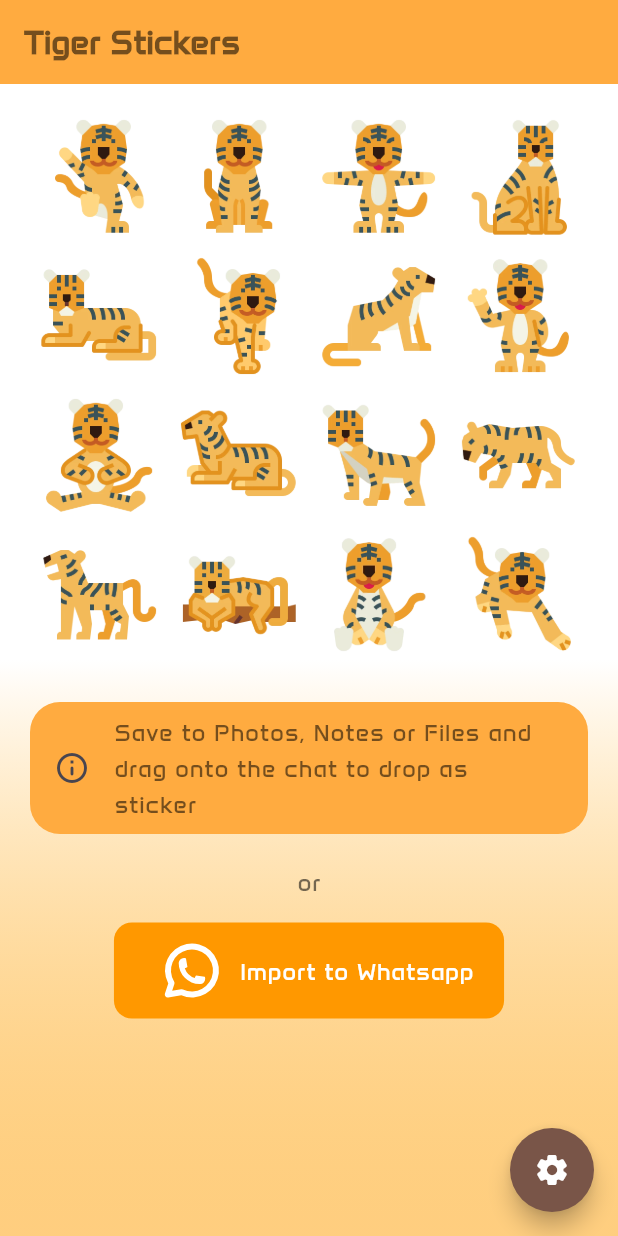
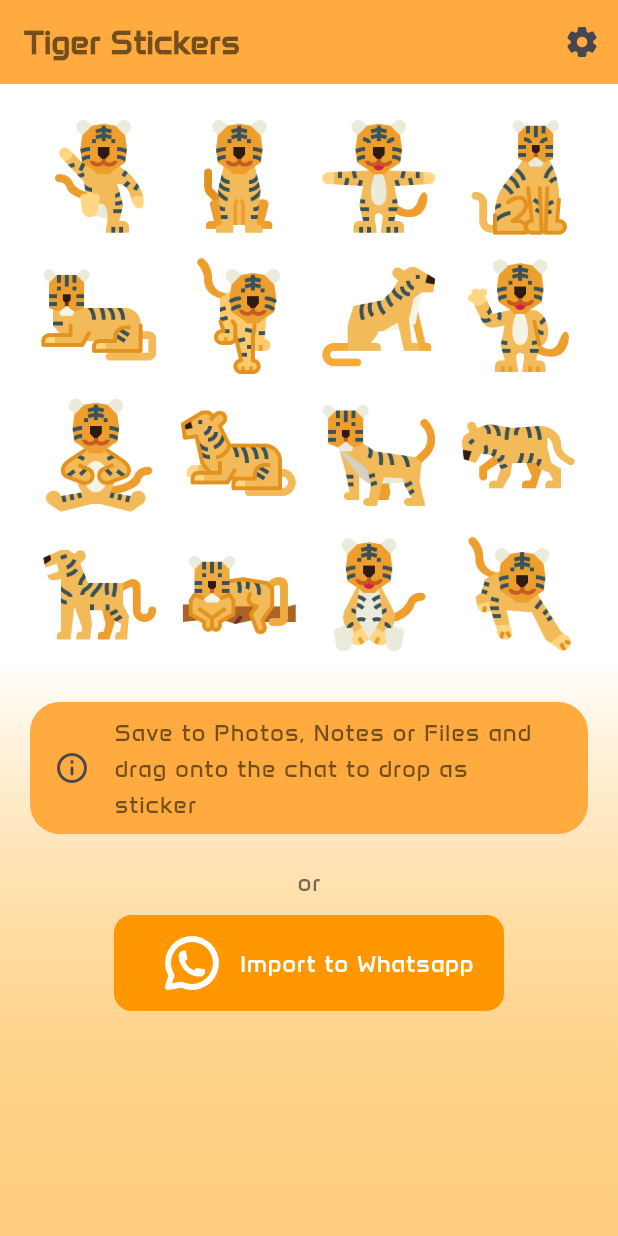
Before and after one commit to troublecatcher/stickers, a Flutter app: the HomeScreen screen opened directly, after a tap on the "settings" icon, on a phone screen of 412 x 824 dp. Run offline on Flutter 3.47's test engine with Material 3 defaults, Android fonts, the phone set to English and light mode, and no system bars; our stand-ins replace flutter_svg, share_plus, shared_preferences; missing offline and left inert: bottom_sheet, whatsapp_stickers_plus; accounts and stored records are empty.

Commit message:
okay lezzgo

```diff
--- a/lib/home.dart
+++ b/lib/home.dart
@@ -22,28 +22,27 @@ class HomeScreen extends StatelessWidget {
   @override
   Widget build(BuildContext context) {
     return Scaffold(
-      floatingActionButton: FloatingActionButton(
-        shape: const CircleBorder(),
-        backgroundColor: Colors.brown,
-        onPressed: () {
-          showFlexibleBottomSheet(
-            bottomSheetBorderRadius: BorderRadius.circular(32),
-            minHeight: 0,
-            initHeight: 0.5,
-            maxHeight: 1,
-            context: context,
-            builder: _buildBottomSheet,
-            anchors: [0, 0.5, 1],
-            isSafeArea: true,
-          );
-        },
-        child: const Icon(Icons.settings_rounded, color: Colors.white),
-      ),
       appBar: AppBar(
         title: const Text(
           'Tiger Stickers',
           style: TextStyle(fontWeight: FontWeight.w700),
         ),
+        actions: [
+          IconButton(
+              onPressed: () => showFlexibleBottomSheet(
+                    bottomSheetBorderRadius: const BorderRadius.only(
+                        topLeft: Radius.circular(32),
+                        topRight: Radius.circular(32)),
+                    minHeight: 0,
+                    initHeight: 0.5,
+                    maxHeight: 0.5,
+                    context: context,
+                    builder: _buildBottomSheet,
+                    anchors: [0, 0.5],
+                    isSafeArea: true,
+                  ),
+              icon: const Icon(Icons.settings_rounded))
+        ],
       ),
       body: Stack(
         children: [
@@ -119,7 +118,7 @@ class HomeScreen extends StatelessWidget {
                         ],
                       ),
                       Text('or', style: Theme.of(context).textTheme.bodyLarge),
-                      const SizedBox(height: 15),
+                      const SizedBox(height: 10),
                       FittedBox(
                         child: CupertinoButton(
                             padding: const EdgeInsets.symmetric(horizontal: 20),
```
Also changed, not shown: assets/tray.png.
